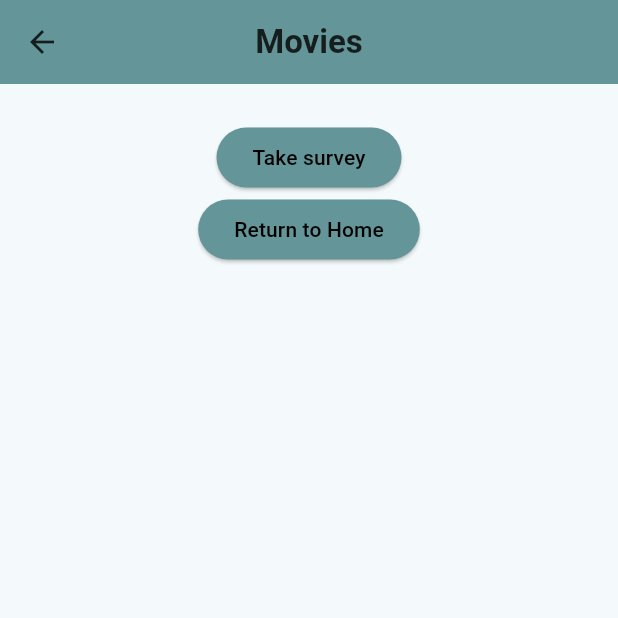
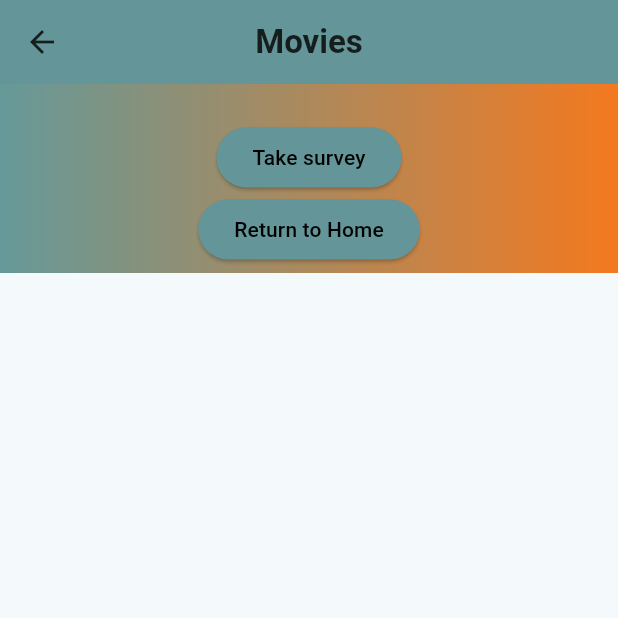
Before and after one commit to KhalidEl-MariAa/EmoWave, a Flutter app: the RecomendedMoviesFromImageScreen screen opened directly with empty values, on a phone screen of 412 x 824 dp, the top half of it. Run offline on Flutter 3.47's test engine with Material 3 defaults, Android fonts, the light colour scheme and no system bars; our stand-ins replace awesome_dialog, cached_network_image, dio, flutter_bloc, flutter_rating_bar, image_picker and 4 more; missing offline and left inert: flutter_sound, ripple_wave.

Commit message:
recomm movies screen update ui

```diff
--- a/lib/recomended_songs_movies_from_image_Screen/recom_movies/recomended_movies_from_image_Screen.dart
+++ b/lib/recomended_songs_movies_from_image_Screen/recom_movies/recomended_movies_from_image_Screen.dart
@@ -3,7 +3,7 @@
 
 import 'package:awesome_dialog/awesome_dialog.dart';
 import 'package:flutter/material.dart';
-import 'package:flutter/widgets.dart';
+
 
 import 'package:url_launcher/url_launcher.dart';
 import 'package:weza_app/core/recommended_movie_model.dart';
@@ -31,6 +31,17 @@ class RecomendedMoviesFromImageScreen extends StatelessWidget {
 
         slivers: [SliverToBoxAdapter(
 
+          child: Container(
+            decoration: const BoxDecoration(
+                gradient: LinearGradient(colors: [
+
+                Color(0xff659999),
+                Color(0xfff4791f)
+                // Color.fromARGB(255, 255, 123, 66),
+                // Color.fromARGB(255, 255, 136, 84),
+                // Colors.amber
+              ])
+              ),
             child: Padding(
               padding: const EdgeInsets.symmetric(vertical: 5.0, horizontal: 10),
               child: Column(
@@ -46,8 +57,9 @@ class RecomendedMoviesFromImageScreen extends StatelessWidget {
                       width: MediaQuery.sizeOf(context).width * 0.75,
                       constraints: BoxConstraints(
                           maxWidth: MediaQuery.sizeOf(context).width * 0.65),
-                    decoration: BoxDecoration(
-                        color: Colors.amber, borderRadius: BorderRadius.circular(25)),
+                      decoration: const BoxDecoration(
+                          gradient: LinearGradient(colors: [ Color(0xff659999),Color(0x0ff1f403)]),
+                          ),
                       child: Padding(
                         padding:
                             const EdgeInsets.symmetric(horizontal: 5.0, vertical: 10),
@@ -140,6 +152,7 @@ class RecomendedMoviesFromImageScreen extends StatelessWidget {
                 ],
               ),
             ),
+          ),
         ),]
       ),
     ));
```
Lines whose indentation alone changed are shown as unchanged.
